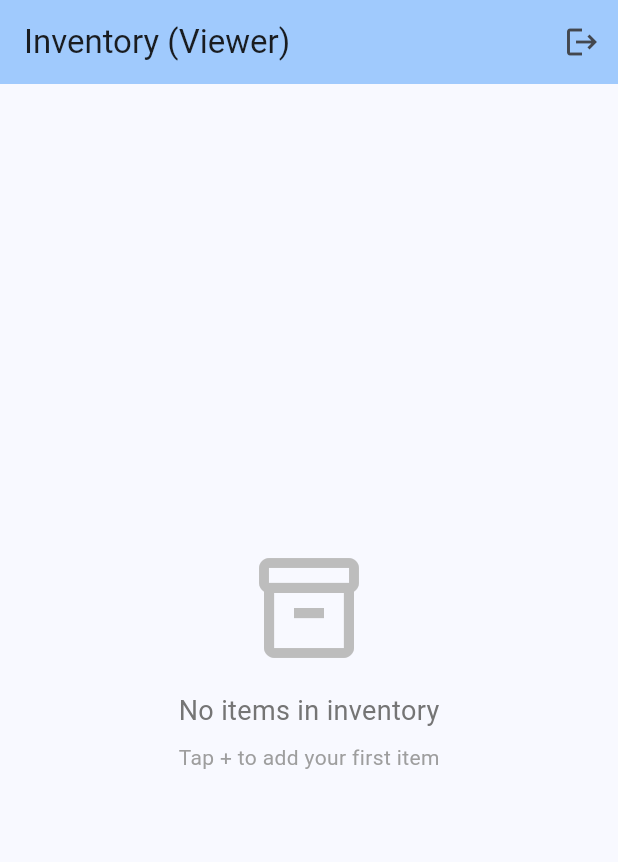
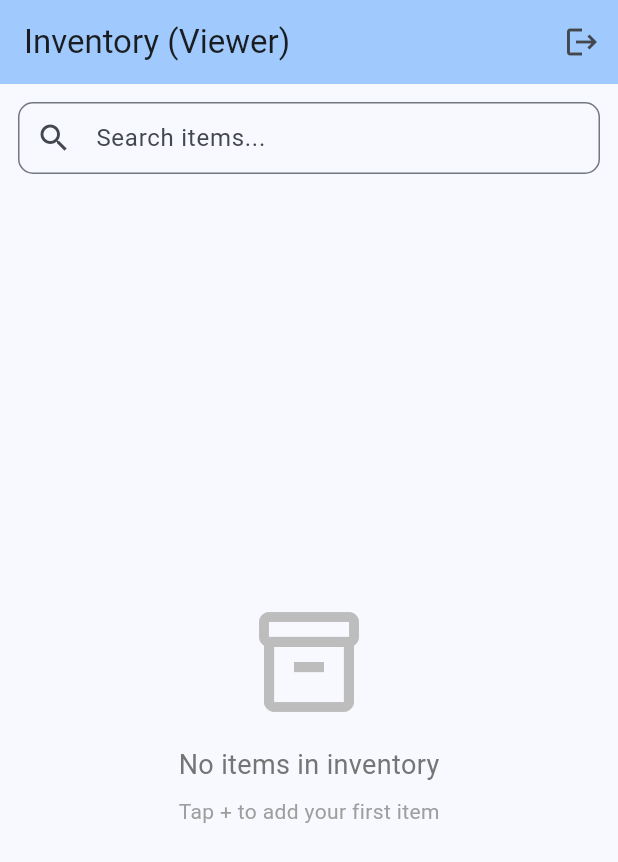
Before and after one commit to jithu2111/inclass15, a Flutter app: the screen it shows once a user with an empty profile is signed in, on a phone screen of 412 x 824 dp. Shown: the top 862 px of the screen. Run offline on Flutter 3.47's test engine with Material 3 defaults, Android fonts, the phone set to English and light mode, and no system bars; our stand-ins replace cloud_firestore, firebase_auth, firebase_core; accounts and stored records are empty; generated files the repository leaves out were written again.

Commit message:
Implemented search functionality

```diff
--- a/lib/screens/inventory_home_page.dart
+++ b/lib/screens/inventory_home_page.dart
@@ -16,13 +16,22 @@ class InventoryHomePage extends StatefulWidget {
 class _InventoryHomePageState extends State<InventoryHomePage> {
   final FirestoreService _firestoreService = FirestoreService();
   final AuthService _authService = AuthService();
+  final TextEditingController _searchController = TextEditingController();
+
   UserRole? _userRole;
   String? _displayName;
+  String _searchQuery = '';
 
   @override
   void initState() {
     super.initState();
     _loadUserInfo();
+  }
+
+  @override
+  void dispose() {
+    _searchController.dispose();
+    super.dispose();
   }
 
   Future<void> _loadUserInfo() async {
@@ -75,7 +84,43 @@ class _InventoryHomePageState extends State<InventoryHomePage> {
           ),
         ],
       ),
-      body: StreamBuilder<List<Item>>(
+      body: Column(
+        children: [
+          // Search Bar
+          Padding(
+            padding: const EdgeInsets.all(12.0),
+            child: TextField(
+              controller: _searchController,
+              decoration: InputDecoration(
+                hintText: 'Search items...',
+                prefixIcon: const Icon(Icons.search),
+                suffixIcon: _searchQuery.isNotEmpty
+                    ? IconButton(
+                        icon: const Icon(Icons.clear),
+                        onPressed: () {
+                          setState(() {
+                            _searchController.clear();
+                            _searchQuery = '';
+                          });
+                        },
+                      )
+                    : null,
+                border: OutlineInputBorder(
+                  borderRadius: BorderRadius.circular(10),
+                ),
+                contentPadding: const EdgeInsets.symmetric(vertical: 12),
+              ),
+              onChanged: (value) {
+                setState(() {
+                  _searchQuery = value.toLowerCase();
+                });
+              },
+            ),
+          ),
+
+          // Item List
+          Expanded(
+            child: StreamBuilder<List<Item>>(
               stream: _firestoreService.getItemsStream(),
               builder: (context, snapshot) {
                 // Handle loading state
@@ -139,13 +184,52 @@ class _InventoryHomePageState extends State<InventoryHomePage> {
                   );
                 }
 
-          // Build ListView with item data
-          final items = snapshot.data!;
+                // Filter items based on search query
+                final allItems = snapshot.data!;
+                final filteredItems = allItems.where((item) {
+                  if (_searchQuery.isEmpty) return true;
+                  return item.name.toLowerCase().contains(_searchQuery) ||
+                      item.category.toLowerCase().contains(_searchQuery);
+                }).toList();
+
+                // Show "no results" if filtered list is empty
+                if (filteredItems.isEmpty) {
+                  return Center(
+                    child: Column(
+                      mainAxisAlignment: MainAxisAlignment.center,
+                      children: [
+                        Icon(
+                          Icons.search_off,
+                          size: 80,
+                          color: Colors.grey[400],
+                        ),
+                        const SizedBox(height: 16),
+                        Text(
+                          'No items found',
+                          style: TextStyle(
+                            fontSize: 18,
+                            color: Colors.grey[600],
+                          ),
+                        ),
+                        const SizedBox(height: 8),
+                        Text(
+                          'Try a different search term',
+                          style: TextStyle(
+                            fontSize: 14,
+                            color: Colors.grey[500],
+                          ),
+                        ),
+                      ],
+                    ),
+                  );
+                }
+
+                // Build ListView with filtered item data
                 return ListView.builder(
-            itemCount: items.length,
+                  itemCount: filteredItems.length,
                   padding: const EdgeInsets.all(8),
                   itemBuilder: (context, index) {
-              final item = items[index];
+                    final item = filteredItems[index];
                     return Card(
                       elevation: 2,
                       margin: const EdgeInsets.symmetric(vertical: 4, horizontal: 8),
@@ -209,6 +293,9 @@ class _InventoryHomePageState extends State<InventoryHomePage> {
                 );
               },
             ),
+          ),
+        ],
+      ),
       floatingActionButton: _userRole?.canCreate == true
           ? FloatingActionButton(
               onPressed: () {
```
Lines whose indentation alone changed are shown as unchanged.
